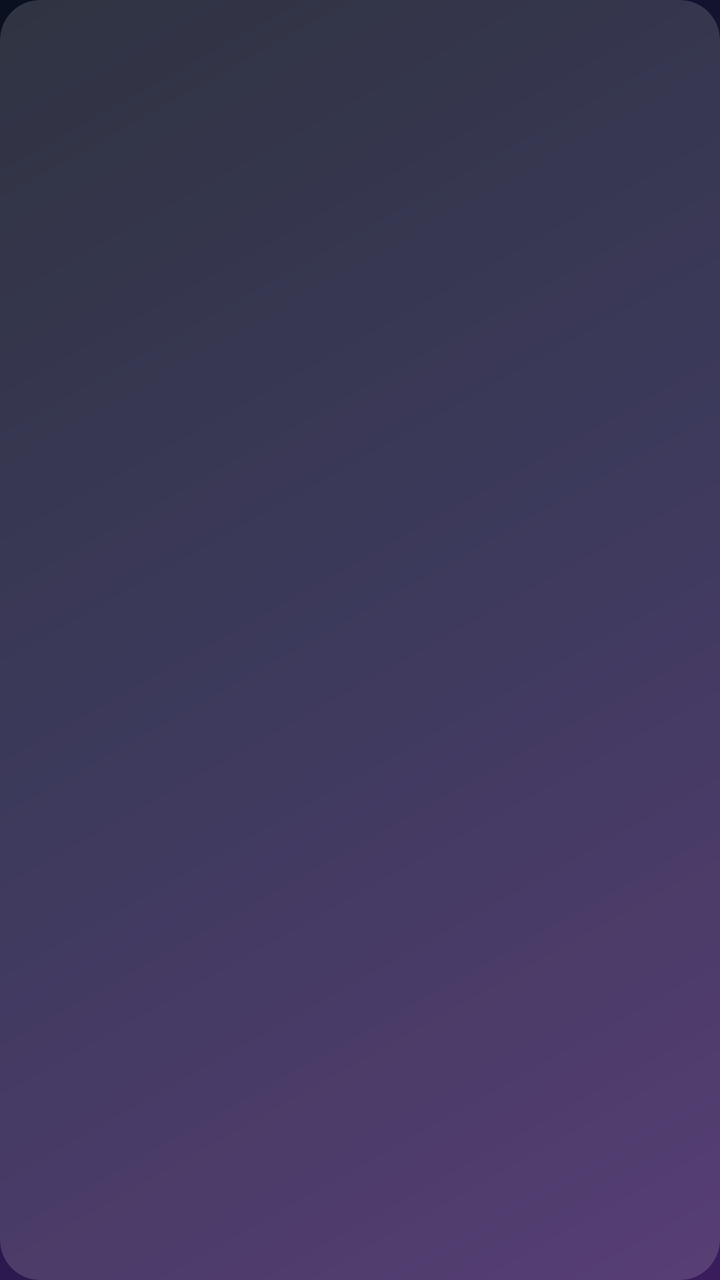
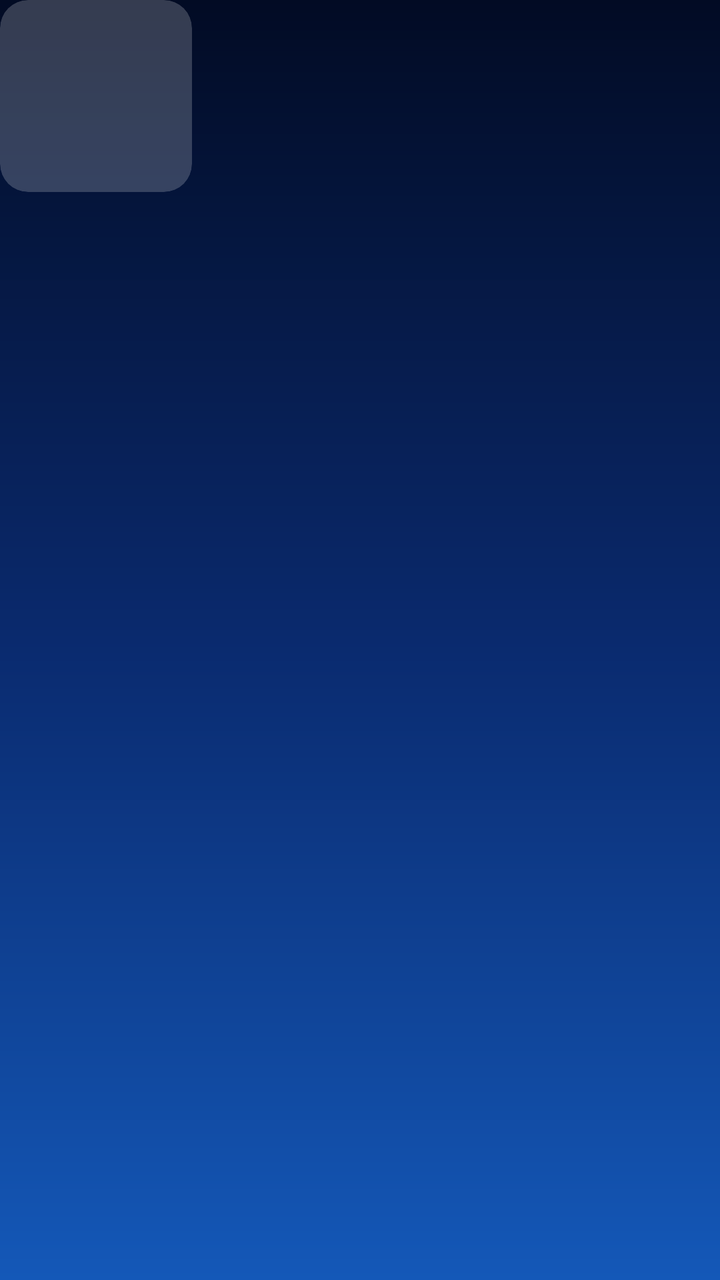

An Android layout rendered at two revisions. The XML below is the earlier revision; the diff shows what the commit changed to produce the second picture.
<!-- AndroidManifest.xml: application theme AppTheme -->
<!-- res/layout/item_app.xml -->
<?xml version="1.0" encoding="utf-8"?>
<FrameLayout xmlns:android="http://schemas.android.com/apk/res/android"
    android:layout_width="140dp"
    android:layout_height="104dp"
    android:layout_marginEnd="20dp"
    android:layout_marginRight="20dp"
    android:background="@drawable/card_bg"
    android:clickable="true"
    android:clipToOutline="true"
    android:focusable="true">

    <ImageView
        android:id="@+id/img"
        android:layout_width="48dp"
        android:layout_height="48dp"
        android:layout_gravity="top|center_horizontal"
        android:layout_marginTop="14dp"
        android:scaleType="fitCenter" />

    <TextView
        android:id="@+id/label"
        android:layout_width="match_parent"
        android:layout_height="wrap_content"
        android:layout_gravity="bottom"
        android:ellipsize="end"
        android:gravity="center"
        android:maxLines="1"
        android:paddingStart="8dp"
        android:paddingLeft="8dp"
        android:paddingEnd="8dp"
        android:paddingRight="8dp"
        android:paddingBottom="10dp"
        android:textColor="#FFFFFFFF"
        android:textSize="13sp" />
</FrameLayout>
<!-- resources referenced by this layout -->
<resources>
  <!-- drawable card_bg (drawable) -->
  <?xml version="1.0" encoding="utf-8"?>
  <selector xmlns:android="http://schemas.android.com/apk/res/android">
      <item android:state_focused="true">
          <shape android:shape="rectangle">
              <solid android:color="#40FFFFFF" />
              <corners android:radius="20dp" />
              <stroke
                  android:width="3dp"
                  android:color="#FFFFFFFF" />
          </shape>
      </item>
      <item>
          <shape android:shape="rectangle">
              <solid android:color="#26FFFFFF" />
              <corners android:radius="20dp" />
          </shape>
      </item>
  </selector>
  <style name="AppTheme" parent="@android:style/Theme.Material.NoActionBar">
          <item name="android:windowBackground">@drawable/bg_gradient</item>
          <item name="android:windowFullscreen">true</item>
      </style>
  <!-- drawable bg_gradient (drawable) -->
  <?xml version="1.0" encoding="utf-8"?>
  <shape xmlns:android="http://schemas.android.com/apk/res/android"
      android:shape="rectangle">
      <gradient
          android:angle="315"
          android:centerColor="#FF1B1740"
          android:endColor="#FF3A1C5C"
          android:startColor="#FF0B1020"
          android:type="linear" />
  </shape>
</resources>

<!-- the commit's change to res/layout/item_app.xml (unified diff, before → after) -->
@@ -1,35 +1,38 @@
 <?xml version="1.0" encoding="utf-8"?>
-<FrameLayout xmlns:android="http://schemas.android.com/apk/res/android"
-    android:layout_width="140dp"
-    android:layout_height="104dp"
-    android:layout_marginEnd="20dp"
-    android:layout_marginRight="20dp"
-    android:background="@drawable/card_bg"
+<LinearLayout xmlns:android="http://schemas.android.com/apk/res/android"
+    android:layout_width="96dp"
+    android:layout_height="wrap_content"
+    android:layout_marginEnd="18dp"
+    android:layout_marginRight="18dp"
     android:clickable="true"
-    android:clipToOutline="true"
-    android:focusable="true">
+    android:focusable="true"
+    android:orientation="vertical">
 
-    <ImageView
-        android:id="@+id/img"
-        android:layout_width="48dp"
-        android:layout_height="48dp"
-        android:layout_gravity="top|center_horizontal"
-        android:layout_marginTop="14dp"
-        android:scaleType="fitCenter" />
+    <FrameLayout
+        android:layout_width="96dp"
+        android:layout_height="96dp"
+        android:background="@drawable/card_bg"
+        android:clipToOutline="true"
+        android:duplicateParentState="true">
+
+        <ImageView
+            android:id="@+id/img"
+            android:layout_width="match_parent"
+            android:layout_height="match_parent"
+            android:importantForAccessibility="no"
+            android:padding="14dp"
+            android:scaleType="fitCenter" />
+    </FrameLayout>
 
     <TextView
         android:id="@+id/label"
-        android:layout_width="match_parent"
+        android:layout_width="96dp"
         android:layout_height="wrap_content"
-        android:layout_gravity="bottom"
-        android:ellipsize="end"
+        android:ellipsize="marquee"
         android:gravity="center"
-        android:maxLines="1"
-        android:paddingStart="8dp"
-        android:paddingLeft="8dp"
-        android:paddingEnd="8dp"
-        android:paddingRight="8dp"
-        android:paddingBottom="10dp"
-        android:textColor="#FFFFFFFF"
-        android:textSize="13sp" />
-</FrameLayout>
+        android:marqueeRepeatLimit="marquee_forever"
+        android:paddingTop="6dp"
+        android:singleLine="true"
+        android:textColor="#E6FFFFFF"
+        android:textSize="12sp" />
+</LinearLayout>
<!-- resource entries referenced after the edit -->
@@ -5,8 +5,8 @@
   <selector xmlns:android="http://schemas.android.com/apk/res/android">
       <item android:state_focused="true">
           <shape android:shape="rectangle">
-              <solid android:color="#40FFFFFF" />
-              <corners android:radius="20dp" />
+              <solid android:color="#4DFFFFFF" />
+              <corners android:radius="14dp" />
               <stroke
                   android:width="3dp"
                   android:color="#FFFFFFFF" />
@@ -14,8 +14,8 @@
       </item>
       <item>
           <shape android:shape="rectangle">
-              <solid android:color="#26FFFFFF" />
-              <corners android:radius="20dp" />
+              <solid android:color="#33FFFFFF" />
+              <corners android:radius="14dp" />
           </shape>
       </item>
   </selector>
@@ -28,10 +28,10 @@
   <shape xmlns:android="http://schemas.android.com/apk/res/android"
       android:shape="rectangle">
       <gradient
-          android:angle="315"
-          android:centerColor="#FF1B1740"
-          android:endColor="#FF3A1C5C"
-          android:startColor="#FF0B1020"
+          android:angle="270"
+          android:centerColor="#FF0A2A6E"
+          android:endColor="#FF1458B8"
+          android:startColor="#FF020B24"
           android:type="linear" />
   </shape>
 </resources>
